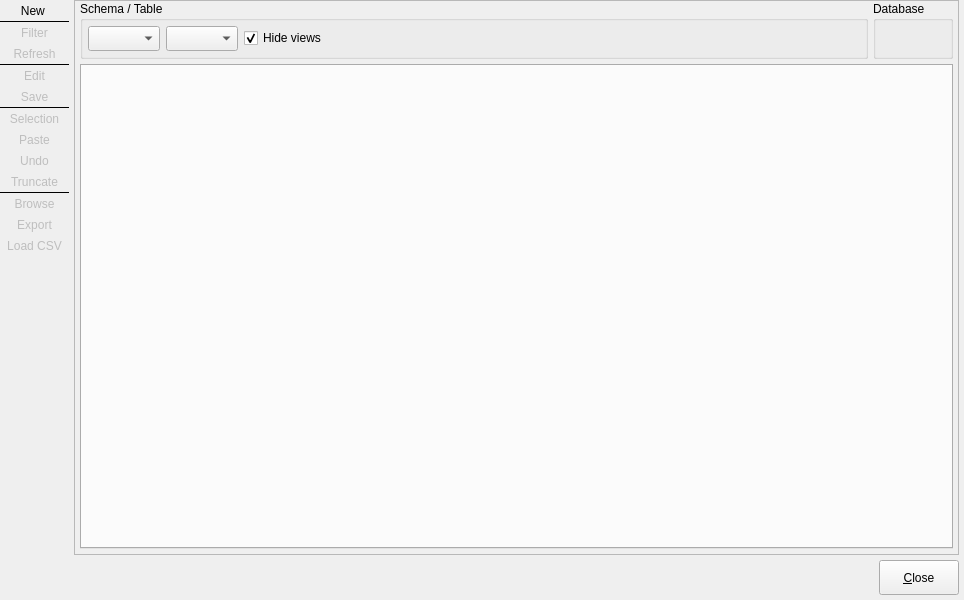
Old version of the form libs/libgui/ui/tools/datahandlingform.ui in the repository arichiardi/pgmodeler.
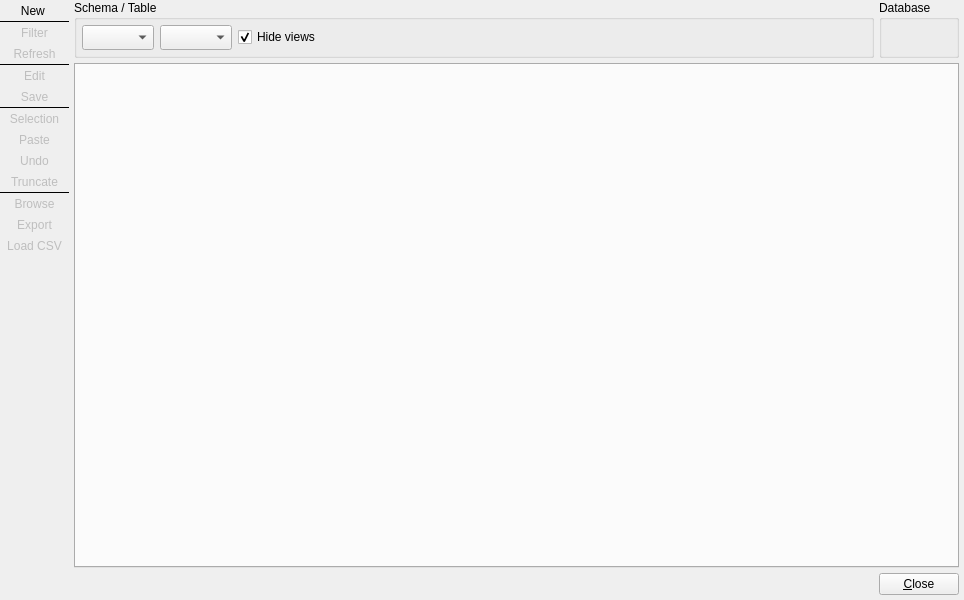
New version of the form. Icons and pictures are not drawn.

```diff
--- a/libs/libgui/ui/tools/datahandlingform.ui
+++ b/libs/libgui/ui/tools/datahandlingform.ui
@@ -32,7 +32,7 @@
   <property name="modal">
    <bool>false</bool>
   </property>
-  <layout class="QGridLayout" name="gridLayout_3">
+  <layout class="QGridLayout" name="gridLayout">
    <property name="leftMargin">
     <number>0</number>
    </property>
@@ -45,117 +45,13 @@
    <property name="bottomMargin">
     <number>5</number>
    </property>
-   <property name="spacing">
+   <property name="horizontalSpacing">
     <number>5</number>
    </property>
-   <item row="2" column="0" colspan="2">
-    <layout class="QGridLayout" name="buttons_lt">
-     <property name="leftMargin">
-      <number>5</number>
-     </property>
-     <property name="topMargin">
+   <property name="verticalSpacing">
       <number>0</number>
      </property>
-     <property name="rightMargin">
-      <number>0</number>
-     </property>
-     <property name="bottomMargin">
-      <number>0</number>
-     </property>
-     <property name="spacing">
-      <number>5</number>
-     </property>
      <item row="0" column="0">
-      <widget class="QLabel" name="pgmodeler_name_lbl">
-       <property name="sizePolicy">
-        <sizepolicy hsizetype="Fixed" vsizetype="Fixed">
-         <horstretch>0</horstretch>
-         <verstretch>0</verstretch>
-        </sizepolicy>
-       </property>
-       <property name="maximumSize">
-        <size>
-         <width>180</width>
-         <height>35</height>
-        </size>
-       </property>
-       <property name="styleSheet">
-        <string notr="true"/>
-       </property>
-       <property name="text">
-        <string/>
-       </property>
-       <property name="textFormat">
-        <enum>Qt::TextFormat::PlainText</enum>
-       </property>
-       <property name="pixmap">
-        <pixmap resource="../../res/resources.qrc">:/images/images/pgmodeler_name.png</pixmap>
-       </property>
-       <property name="scaledContents">
-        <bool>true</bool>
-       </property>
-      </widget>
-     </item>
-     <item row="0" column="2">
-      <widget class="QPushButton" name="close_btn">
-       <property name="sizePolicy">
-        <sizepolicy hsizetype="Preferred" vsizetype="Preferred">
-         <horstretch>0</horstretch>
-         <verstretch>0</verstretch>
-        </sizepolicy>
-       </property>
-       <property name="maximumSize">
-        <size>
-         <width>16777215</width>
-         <height>16777215</height>
-        </size>
-       </property>
-       <property name="autoFillBackground">
-        <bool>false</bool>
-       </property>
-       <property name="styleSheet">
-        <string notr="true"/>
-       </property>
-       <property name="text">
-        <string>&amp;Close</string>
-       </property>
-       <property name="icon">
-        <iconset resource="../../res/resources.qrc">
-         <normaloff>:/icons/icons/close1.png</normaloff>:/icons/icons/close1.png</iconset>
-       </property>
-       <property name="iconSize">
-        <size>
-         <width>28</width>
-         <height>28</height>
-        </size>
-       </property>
-       <property name="autoRepeat">
-        <bool>false</bool>
-       </property>
-       <property name="autoDefault">
-        <bool>false</bool>
-       </property>
-       <property name="flat">
-        <bool>false</bool>
-       </property>
-      </widget>
-     </item>
-     <item row="0" column="1">
-      <spacer name="horizontalSpacer_4">
-       <property name="orientation">
-        <enum>Qt::Orientation::Horizontal</enum>
-       </property>
-       <property name="sizeHint" stdset="0">
-        <size>
-         <width>40</width>
-         <height>20</height>
-        </size>
-       </property>
-      </spacer>
-     </item>
-    </layout>
-   </item>
-   <item row="0" column="0" rowspan="2">
     <widget class="QWidget" name="btns_parent_wgt" native="true">
      <property name="sizePolicy">
       <sizepolicy hsizetype="Fixed" vsizetype="Preferred">
@@ -826,42 +722,17 @@
      </layout>
     </widget>
    </item>
-   <item row="0" column="1" rowspan="2">
-    <widget class="QFrame" name="bg_frame">
-     <property name="sizePolicy">
-      <sizepolicy hsizetype="Preferred" vsizetype="Expanding">
-       <horstretch>0</horstretch>
-       <verstretch>0</verstretch>
-      </sizepolicy>
-     </property>
-     <property name="frameShape">
-      <enum>QFrame::Shape::StyledPanel</enum>
-     </property>
-     <property name="frameShadow">
-      <enum>QFrame::Shadow::Raised</enum>
-     </property>
-     <layout class="QGridLayout" name="gridLayout_2">
-      <property name="leftMargin">
-       <number>5</number>
-      </property>
-      <property name="topMargin">
-       <number>0</number>
-      </property>
-      <property name="rightMargin">
-       <number>5</number>
-      </property>
-      <property name="bottomMargin">
-       <number>5</number>
-      </property>
+   <item row="0" column="1">
+    <layout class="QVBoxLayout" name="verticalLayout">
       <property name="spacing">
        <number>5</number>
       </property>
-      <item row="3" column="1" colspan="2">
-       <layout class="QGridLayout" name="gridLayout">
+     <item>
+      <layout class="QHBoxLayout" name="horizontalLayout_3">
         <property name="spacing">
          <number>5</number>
         </property>
-        <item row="0" column="0" rowspan="2" colspan="2">
+       <item>
          <widget class="QGroupBox" name="groupBox">
           <property name="sizePolicy">
            <sizepolicy hsizetype="Expanding" vsizetype="Preferred">
@@ -967,7 +838,7 @@
           </layout>
          </widget>
         </item>
-        <item row="0" column="2" rowspan="2">
+       <item>
          <widget class="QGroupBox" name="groupBox_2">
           <property name="sizePolicy">
            <sizepolicy hsizetype="Fixed" vsizetype="Preferred">
@@ -1037,7 +908,7 @@
         </item>
        </layout>
       </item>
-      <item row="4" column="1" colspan="2">
+     <item>
        <widget class="QTabWidget" name="data_grids_tbw">
         <property name="currentIndex">
          <number>-1</number>
@@ -1054,7 +925,113 @@
        </widget>
       </item>
      </layout>
-    </widget>
+   </item>
+   <item row="1" column="0" colspan="2">
+    <layout class="QGridLayout" name="buttons_lt">
+     <property name="leftMargin">
+      <number>5</number>
+     </property>
+     <property name="topMargin">
+      <number>5</number>
+     </property>
+     <property name="rightMargin">
+      <number>0</number>
+     </property>
+     <property name="bottomMargin">
+      <number>0</number>
+     </property>
+     <property name="spacing">
+      <number>5</number>
+     </property>
+     <item row="0" column="0">
+      <widget class="QLabel" name="pgmodeler_name_lbl">
+       <property name="sizePolicy">
+        <sizepolicy hsizetype="Fixed" vsizetype="Fixed">
+         <horstretch>0</horstretch>
+         <verstretch>0</verstretch>
+        </sizepolicy>
+       </property>
+       <property name="maximumSize">
+        <size>
+         <width>180</width>
+         <height>35</height>
+        </size>
+       </property>
+       <property name="styleSheet">
+        <string notr="true"/>
+       </property>
+       <property name="text">
+        <string/>
+       </property>
+       <property name="textFormat">
+        <enum>Qt::TextFormat::PlainText</enum>
+       </property>
+       <property name="pixmap">
+        <pixmap resource="../../res/resources.qrc">:/images/images/pgmodeler_name.png</pixmap>
+       </property>
+       <property name="scaledContents">
+        <bool>true</bool>
+       </property>
+      </widget>
+     </item>
+     <item row="0" column="2">
+      <widget class="QPushButton" name="close_btn">
+       <property name="sizePolicy">
+        <sizepolicy hsizetype="Preferred" vsizetype="Preferred">
+         <horstretch>0</horstretch>
+         <verstretch>0</verstretch>
+        </sizepolicy>
+       </property>
+       <property name="maximumSize">
+        <size>
+         <width>16777215</width>
+         <height>16777215</height>
+        </size>
+       </property>
+       <property name="autoFillBackground">
+        <bool>false</bool>
+       </property>
+       <property name="styleSheet">
+        <string notr="true"/>
+       </property>
+       <property name="text">
+        <string>&amp;Close</string>
+       </property>
+       <property name="icon">
+        <iconset resource="../../res/resources.qrc">
+         <normaloff>:/icons/icons/close1.png</normaloff>:/icons/icons/close1.png</iconset>
+       </property>
+       <property name="iconSize">
+        <size>
+         <width>28</width>
+         <height>28</height>
+        </size>
+       </property>
+       <property name="autoRepeat">
+        <bool>false</bool>
+       </property>
+       <property name="autoDefault">
+        <bool>false</bool>
+       </property>
+       <property name="flat">
+        <bool>false</bool>
+       </property>
+      </widget>
+     </item>
+     <item row="0" column="1">
+      <spacer name="horizontalSpacer_4">
+       <property name="orientation">
+        <enum>Qt::Orientation::Horizontal</enum>
+       </property>
+       <property name="sizeHint" stdset="0">
+        <size>
+         <width>40</width>
+         <height>20</height>
+        </size>
+       </property>
+      </spacer>
+     </item>
+    </layout>
    </item>
   </layout>
  </widget>
```
Lines whose indentation alone changed are shown as unchanged.
